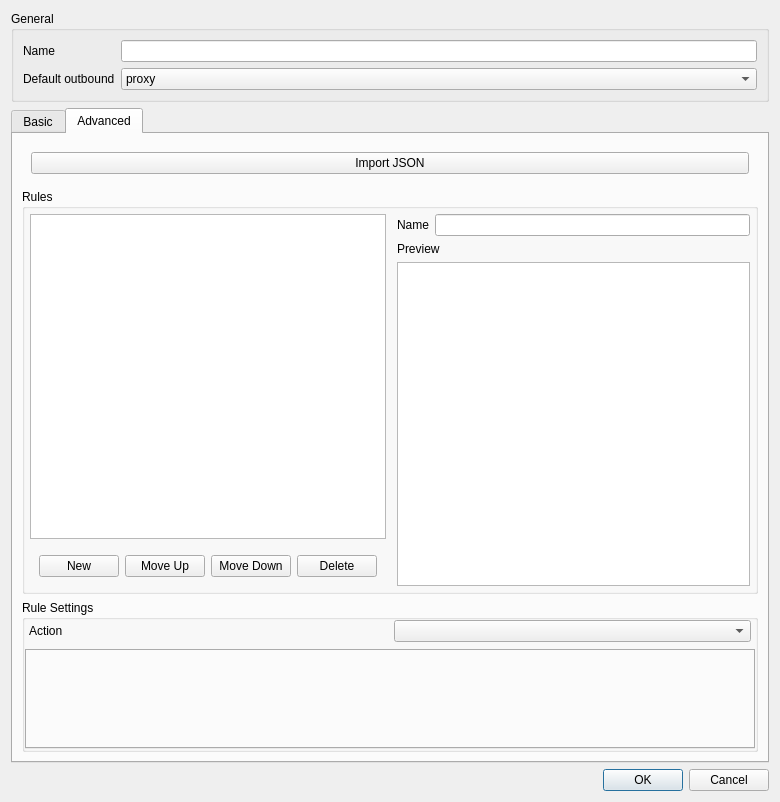
Above: include/ui/setting/RouteItem.ui from shengmo0210/Throne before the change. Below: the same form after it.
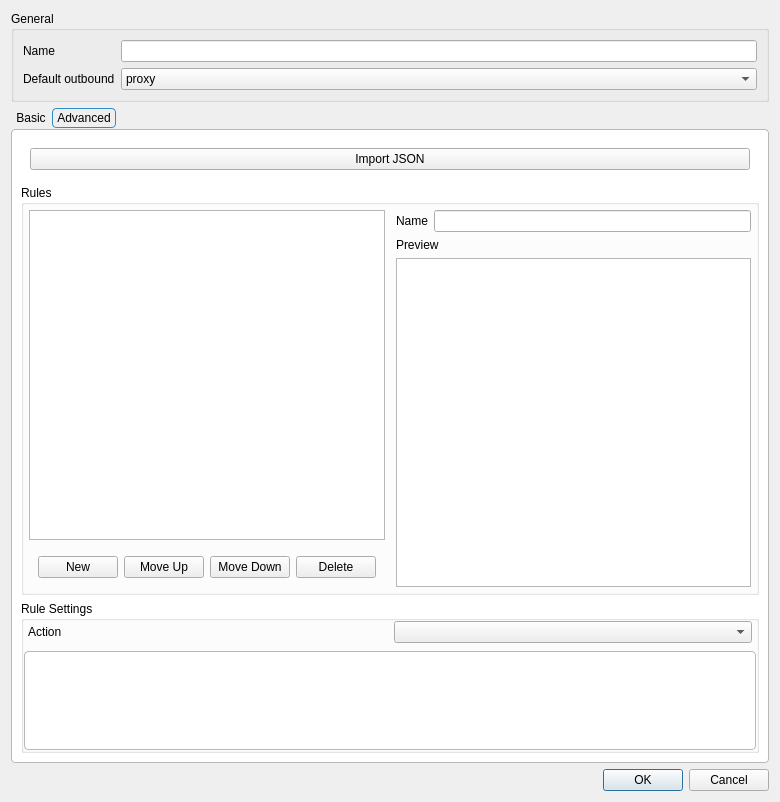
That is the form after the change. The open tabs and pages were chosen to show the change.

```diff
--- a/include/ui/setting/RouteItem.ui
+++ b/include/ui/setting/RouteItem.ui
@@ -56,6 +56,44 @@
    </item>
    <item>
     <widget class="QTabWidget" name="tabWidget">
+     <property name="styleSheet">
+      <string notr="true">QTabWidget::pane {
+    margin-top: 1px;
+    background: palette(base);
+    border: 1px solid palette(mid);
+    border-radius: 4px;
+}
+
+QTabBar {
+    background: transparent;
+    qproperty-drawBase: 0;
+}
+
+QTabBar::tab {
+    background-color: palette(button);
+    color: palette(button-text);
+
+    border: 1px solid palette(midlight);
+    border-radius: 4px;
+
+    padding: 2px 4px;
+    margin-right: 1px;
+}
+
+QTabBar::tab:selected {
+    border: 1px solid palette(highlight);
+    background-color: palette(window); 
+}
+
+QTabBar::tab:!selected {
+    border: 1px solid palette(button);
+}
+
+QTabBar::tab:hover:!selected {
+    border: 1px solid palette(button);
+    background-color: palette(midlight);
+}</string>
+     </property>
      <property name="currentIndex">
       <number>0</number>
      </property>
@@ -335,8 +373,11 @@
              </size>
             </property>
             <property name="styleSheet">
-             <string notr="true">QTabWidget::tab-bar {
-    left: 2px;
+             <string notr="true">QTabWidget::pane {
+    margin-top: 1px;
+    background: palette(base);
+    border: 1px solid palette(mid);
+    border-radius: 4px;
 }
 
 QTabBar {
@@ -348,10 +389,10 @@
     background-color: palette(button);
     color: palette(button-text);
 
-    border: 1px solid palette(mid);
-
+    border: 1px solid palette(midlight);
     border-radius: 4px;
-    padding: 3px 5px;
+
+    padding: 2px 4px;
     margin-right: 1px;
 }
 
```
Left out of the diff: 3 changed lines with no effect on the pictures.
